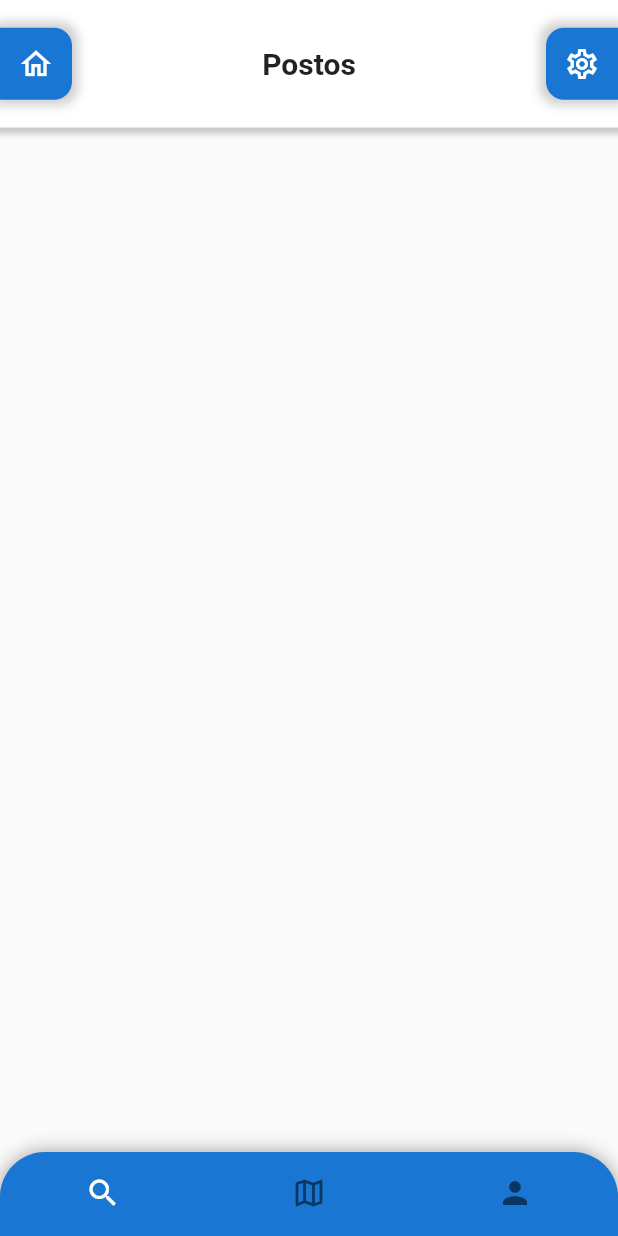
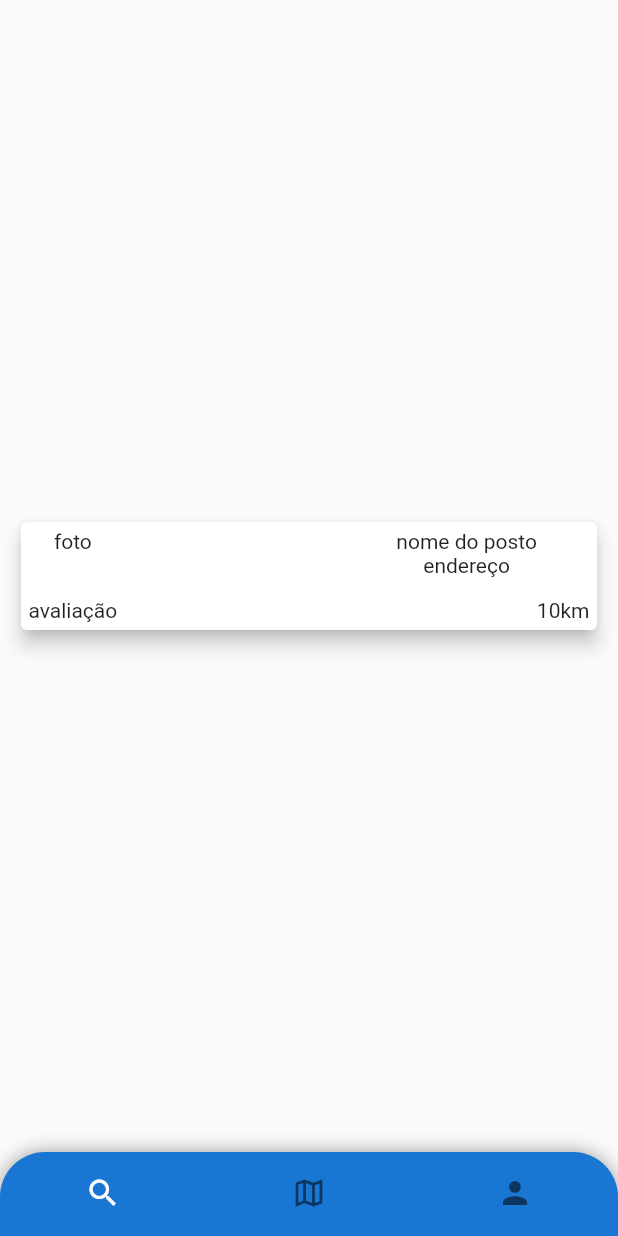
Before and after one commit to PedroLuisBrilhadori/faz-a-boa, a Flutter app: the screen it shows after launch, on a phone screen of 412 x 824 dp. Run offline on Flutter 3.47's test engine with Material 2 defaults, Android fonts, the phone set to English and light mode, and no system bars.

Commit message:
feat: cria um widget para os cards dos postos

```diff
--- a/lib/view/main_screen.dart
+++ b/lib/view/main_screen.dart
@@ -1,6 +1,6 @@
 // ignore_for_file: prefer_const_constructors
 
-import 'package:faz_a_boa/widgets/app_bar/app_bar.dart';
+import 'package:faz_a_boa/widgets/card/card.dart';
 import 'package:faz_a_boa/widgets/navigation_bar/navigation_bar.dart';
 import 'package:flutter/material.dart';
 
@@ -15,7 +15,7 @@ class _MainScreenState extends State<MainScreen> {
   @override
   Widget build(BuildContext context) {
     return Scaffold(
-      body: FZBAppBar("Postos"),
+      body: Center(child: CardWidget()),
       bottomNavigationBar: FZBNavigationBar(),
     );
   }
--- /dev/null
+++ b/lib/widgets/card/card.dart
@@ -0,0 +1,47 @@
+import 'package:faz_a_boa/main.dart';
+import 'package:flutter/material.dart';
+
+class CardWidget extends StatelessWidget {
+  const CardWidget({Key? key}) : super(key: key);
+
+  @override
+  Widget build(BuildContext context) {
+    return Container(
+      height: 80,
+      margin: const EdgeInsets.all(10),
+      child: Card(
+        elevation: 5,
+        child: Row(
+          mainAxisSize: MainAxisSize.max,
+          mainAxisAlignment: MainAxisAlignment.spaceBetween,
+          children: [
+            Container(
+                margin: const EdgeInsets.all(5),
+                child: Column(
+                  mainAxisSize: MainAxisSize.max,
+                  mainAxisAlignment: MainAxisAlignment.spaceBetween,
+                  children: const [Text('foto'), Text('avaliação')],
+                )),
+            Container(
+              margin: const EdgeInsets.all(5),
+              child: Row(
+                mainAxisSize: MainAxisSize.max,
+                mainAxisAlignment: MainAxisAlignment.end,
+                children: [
+                  Column(
+                    mainAxisAlignment: MainAxisAlignment.start,
+                    children: const [Text('nome do posto'), Text('endereço')],
+                  ),
+                  Column(
+                    mainAxisAlignment: MainAxisAlignment.end,
+                    children: const [Text('10km')],
+                  )
+                ],
+              ),
+            )
+          ],
+        ),
+      ),
+    );
+  }
+}
```
